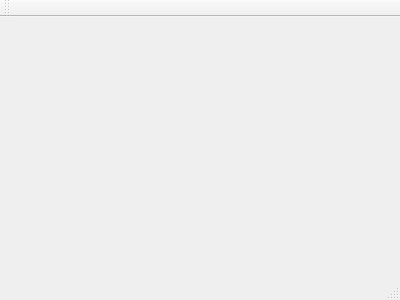
Before: the Qt Designer form mainwindow.ui in andron58/catalogue, drawn with Qt 5.
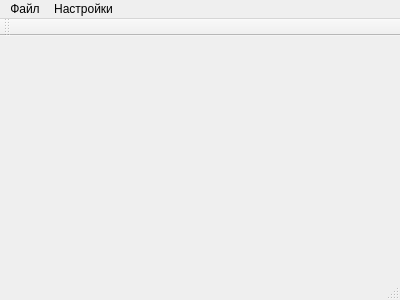
After: the same form once the commit is applied.

The edit to the form file:
```diff
--- a/mainwindow.ui
+++ b/mainwindow.ui
@@ -12,13 +12,46 @@
   <property name="windowTitle" >
    <string>MainWindow</string>
   </property>
-  <widget class="QMenuBar" name="menuBar" />
-  <widget class="QToolBar" name="mainToolBar" />
-  <widget class="QWidget" name="centralWidget" />
-  <widget class="QStatusBar" name="statusBar" />
+  <widget class="QWidget" name="centralWidget"/>
+  <widget class="QMenuBar" name="menuBar">
+   <property name="geometry">
+    <rect>
+     <x>0</x>
+     <y>0</y>
+     <width>400</width>
+     <height>21</height>
+    </rect>
+   </property>
+   <widget class="QMenu" name="menu">
+    <property name="title">
+     <string>Файл</string>
+    </property>
+   </widget>
+   <widget class="QMenu" name="menu_2">
+    <property name="title">
+     <string>Настройки</string>
+    </property>
+    <addaction name="action"/>
+   </widget>
+   <addaction name="menu"/>
+   <addaction name="menu_2"/>
+  </widget>
+  <widget class="QToolBar" name="mainToolBar">
+   <attribute name="toolBarArea">
+    <enum>TopToolBarArea</enum>
+   </attribute>
+   <attribute name="toolBarBreak">
+    <bool>false</bool>
+   </attribute>
+  </widget>
+  <widget class="QStatusBar" name="statusBar"/>
+  <action name="action">
+   <property name="text">
+    <string>Соединение</string>
+   </property>
+  </action>
  </widget>
- <layoutDefault spacing="6" margin="11" />
- <pixmapfunction></pixmapfunction>
+ <layoutdefault spacing="6" margin="11"/>
  <resources/>
  <connections/>
 </ui>
```
Left out of the diff: 7 changed lines with no effect on the pictures.
